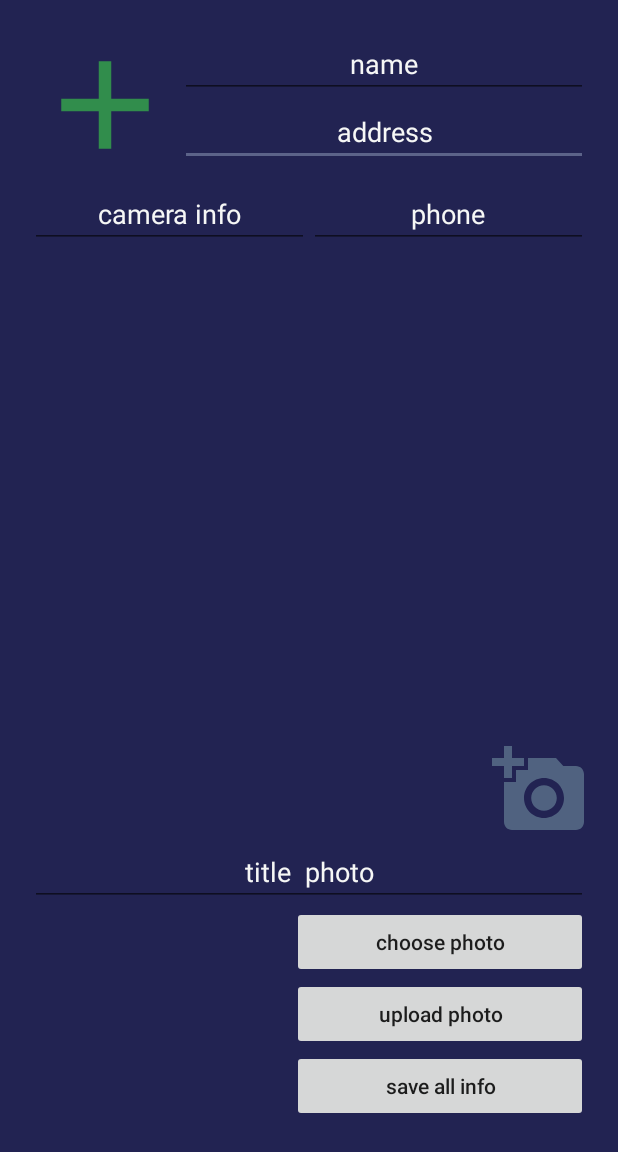
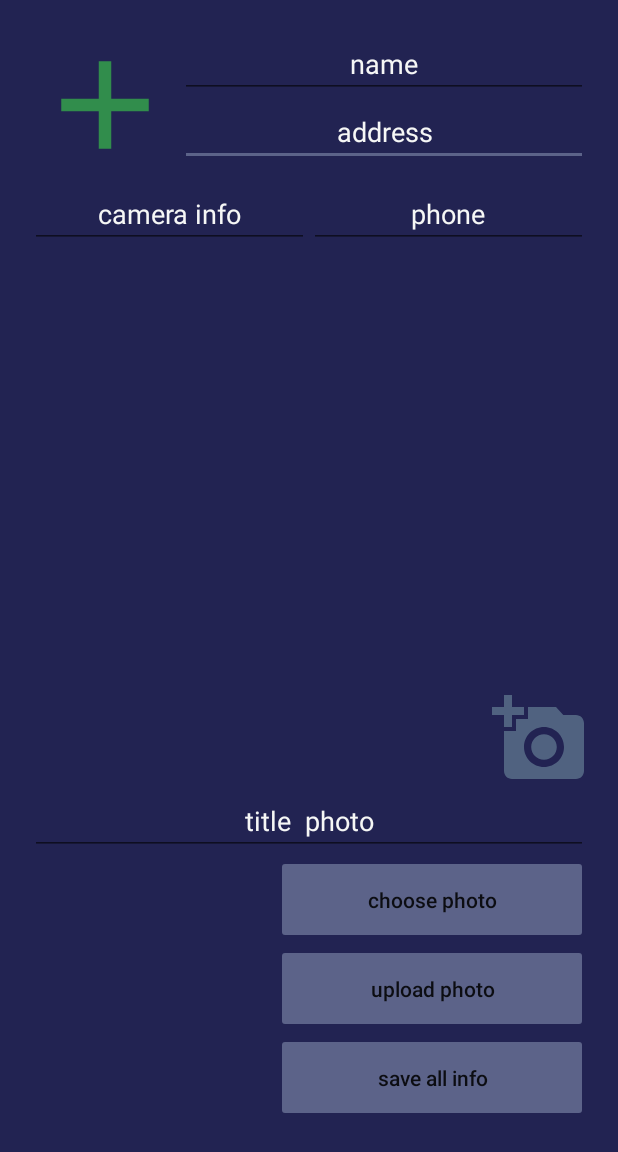
Before and after one commit to Armen101/PhotographProject, an Android app: the fragment SettingsFragment shown on its own in the app's theme, after a tap on "choose photo", on a phone screen of 412 x 824 dp, the part 84-1236 px from its top. Run offline under Robolectric (Android 15) with nearby library versions, the phone set to English and light mode, and no system bars; our stand-ins replace CircleImageView, Firebase (no records; nobody signed in at launch, a user with empty details on screens opened directly); Roboto replaces fonts that are not available here; 2 statements that could not run were skipped; 2 other taps on this screen came first.

Commit message:
modify UI

```diff
--- a/PhotographProject/app/src/main/java/com/example/student/userphotograph/fragments/SettingsFragment.java
+++ b/PhotographProject/app/src/main/java/com/example/student/userphotograph/fragments/SettingsFragment.java
@@ -175,7 +175,7 @@ public class SettingsFragment extends Fragment implements View.OnClickListener {
                 viewHolder.imgGallery.setOnLongClickListener(new View.OnLongClickListener() {
                     @Override
                     public boolean onLongClick(View v) {
-                        final AlertDialog.Builder mAlertDialog = new AlertDialog.Builder(getContext());
+                        final AlertDialog.Builder mAlertDialog = new AlertDialog.Builder(getContext(), R.style.MyDialogTheme);
                         mAlertDialog.setTitle(R.string.removed)
                                 .setMessage(R.string.are_you_sure);
                         mAlertDialog.setPositiveButton(R.string.yes, new DialogInterface.OnClickListener() {
--- a/PhotographProject/app/src/main/res/layout/activity_home.xml
+++ b/PhotographProject/app/src/main/res/layout/activity_home.xml
@@ -30,6 +30,7 @@
         android:id="@+id/navigation_view"
         android:layout_width="wrap_content"
         android:layout_height="match_parent"
+        android:background="#717273"
         android:layout_gravity="start"
         android:fitsSystemWindows="true"
         app:headerLayout="@layout/nav_header_home"
--- a/PhotographProject/app/src/main/res/layout/fragment_settings.xml
+++ b/PhotographProject/app/src/main/res/layout/fragment_settings.xml
@@ -138,7 +138,8 @@
                     android:layout_width="match_parent"
                     android:layout_height="0dp"
                     android:layout_weight="1"
-                    android:shadowColor="@color/colorAccent"
+                    android:backgroundTint="@color/colorAccent"
+                    android:padding="20dp"
                     android:text="@string/choose_photo"
                     android:textAllCaps="false" />
 
@@ -147,6 +148,8 @@
                     android:layout_width="match_parent"
                     android:layout_height="0dp"
                     android:layout_weight="1"
+                    android:padding="20dp"
+                    android:backgroundTint="@color/colorAccent"
                     android:text="@string/upload_photo"
                     android:textAllCaps="false" />
 
@@ -155,6 +158,8 @@
                     android:layout_width="match_parent"
                     android:layout_height="0dp"
                     android:layout_weight="1"
+                    android:padding="20dp"
+                    android:backgroundTint="@color/colorAccent"
                     android:text="@string/save_all_info"
                     android:textAllCaps="false" />
 
--- a/PhotographProject/app/src/main/res/layout/nav_header_home.xml
+++ b/PhotographProject/app/src/main/res/layout/nav_header_home.xml
@@ -1,6 +1,5 @@
 <?xml version="1.0" encoding="utf-8"?>
 <LinearLayout xmlns:android="http://schemas.android.com/apk/res/android"
-    xmlns:app="http://schemas.android.com/apk/res-auto"
     xmlns:tools="http://schemas.android.com/tools"
     android:layout_width="match_parent"
     android:layout_height="@dimen/nav_header_height"
--- a/PhotographProject/app/src/main/res/values/styles.xml
+++ b/PhotographProject/app/src/main/res/values/styles.xml
@@ -16,4 +16,9 @@
     <style name="AppTheme.AppBarOverlay" parent="Theme.AppCompat.NoActionBar" />
     <style name="AppTheme.PopupOverlay" parent="Theme.AppCompat.NoActionBar" />
 
+    <style name="MyDialogTheme"
+        parent="Theme.AppCompat.Light.Dialog.Alert">
+        <item name="android:background">#94b4e4</item>
+    </style>
+
 </resources>
```
Also changed, not shown: 20 other files.
